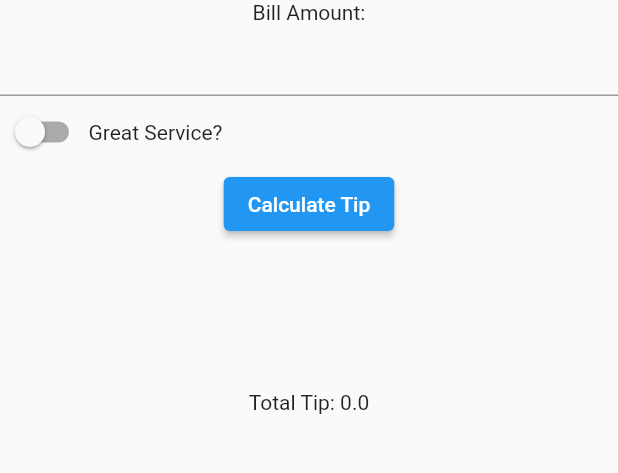
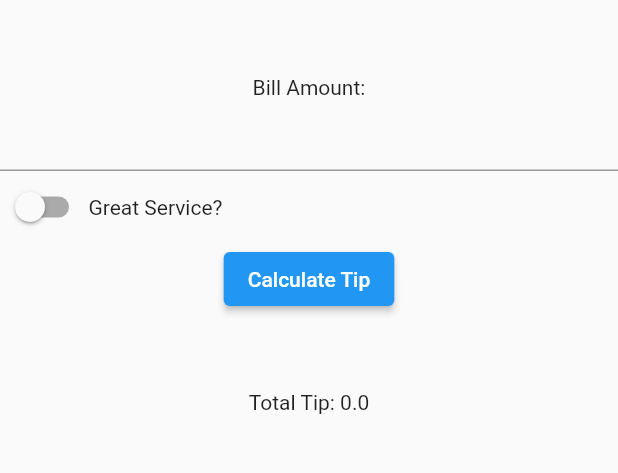
Before and after one commit to Cskeim4/flutter_tip_calculator, a Flutter app: the screen it shows after launch, on a phone screen of 412 x 824 dp, the part 483-956 px from its top. Run offline on Flutter 3.47's test engine with Material 2 defaults, Android fonts, the phone set to English and light mode, and no system bars.

Commit message:
Finished Version

```diff
--- a/lib/main.dart
+++ b/lib/main.dart
@@ -33,6 +33,7 @@ class MyHomePage extends StatefulWidget {
   _MyHomePageState createState() => _MyHomePageState();
 }
 
+//Our code goes here
 class _MyHomePageState extends State<MyHomePage> {
   // int _counter = 0;
   //
@@ -45,22 +46,14 @@ class _MyHomePageState extends State<MyHomePage> {
   //   });
   // }
 
-  //Declare and Initialize textField Controllers, connection to the widgets
+  //Declare and Initialize textField Controller, connection to the widget
   final billTextField = TextEditingController();
-
 
   //Local Variables to determine the tip and total bill
   bool isSwitched = false;
   double _amount = 0;
   double _tipPercent = 0;
   double _totalTip = 0;
-
-
-  //Method to Calculate the tip amount
-  //This method takes in the tip percentage as a parameter
-  // void _calculateTip(double _tipPercent){
-  //
-  // }
 
   @override
   Widget build(BuildContext context) {
@@ -83,13 +76,13 @@ class _MyHomePageState extends State<MyHomePage> {
           children: <Widget>[
             Text(
               'Tip Calculator',
-              //Increase the font size of the text and change the color
+              //Increase the font size of the text
               style: Theme.of(context).textTheme.headline4,
                //TextStyle(
                 //color: Colors.cyan,
               //),
-
               ),
+            SizedBox(height: 50),
             Text(
               'Bill Amount:',
             ),
@@ -99,6 +92,7 @@ class _MyHomePageState extends State<MyHomePage> {
             Row(
               children: [
                 Switch(
+                  //Set up the switch button
                     value: isSwitched,
                     onChanged: (value){
                       setState(() {
@@ -113,24 +107,23 @@ class _MyHomePageState extends State<MyHomePage> {
             ElevatedButton(
                 onPressed: (){
                   setState(() {
+                    //Set the amount to the number entered in the controller
                     _amount = double.parse(billTextField.text);
-
+                    //Determine the tip percentage
                   if(isSwitched == true){
                     _tipPercent = .20;
                   }
                   else{
                     _tipPercent = .15;
                   }
-
+                  //Calculate the top tip
                     _totalTip = _amount * _tipPercent;
 
                   });
 
-                  //Call the calculate tip method and send in the tip percentage
-                  //_calculateTip(_tipPercent);
                 },
                 child: Text("Calculate Tip")),
-            SizedBox(height: 100),
+            SizedBox(height: 50),
             Text(
               'Total Tip: $_totalTip'
             ),
```
